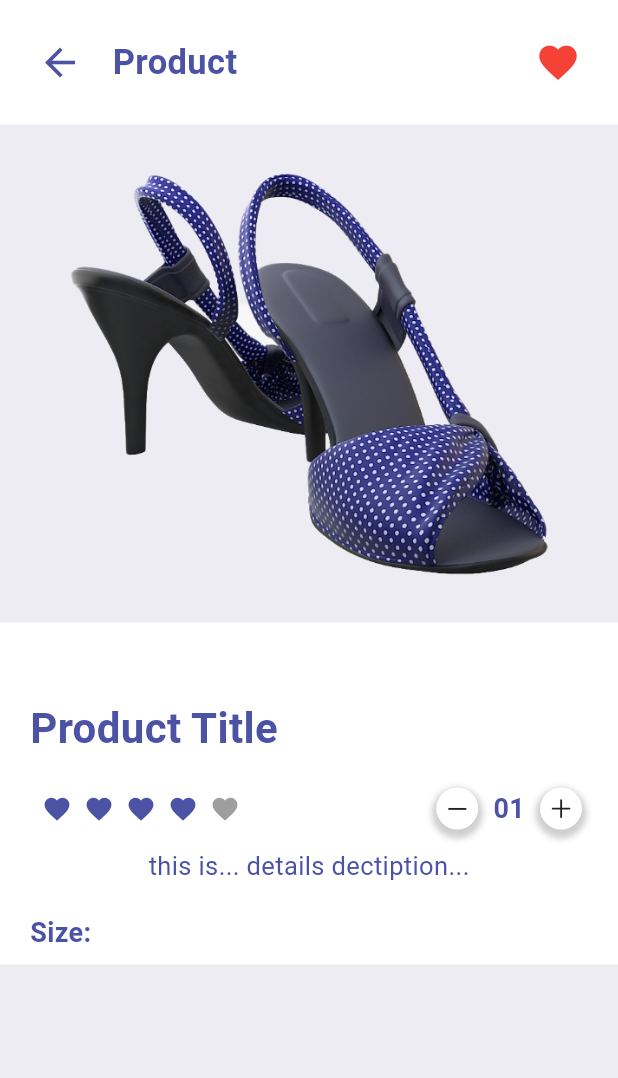
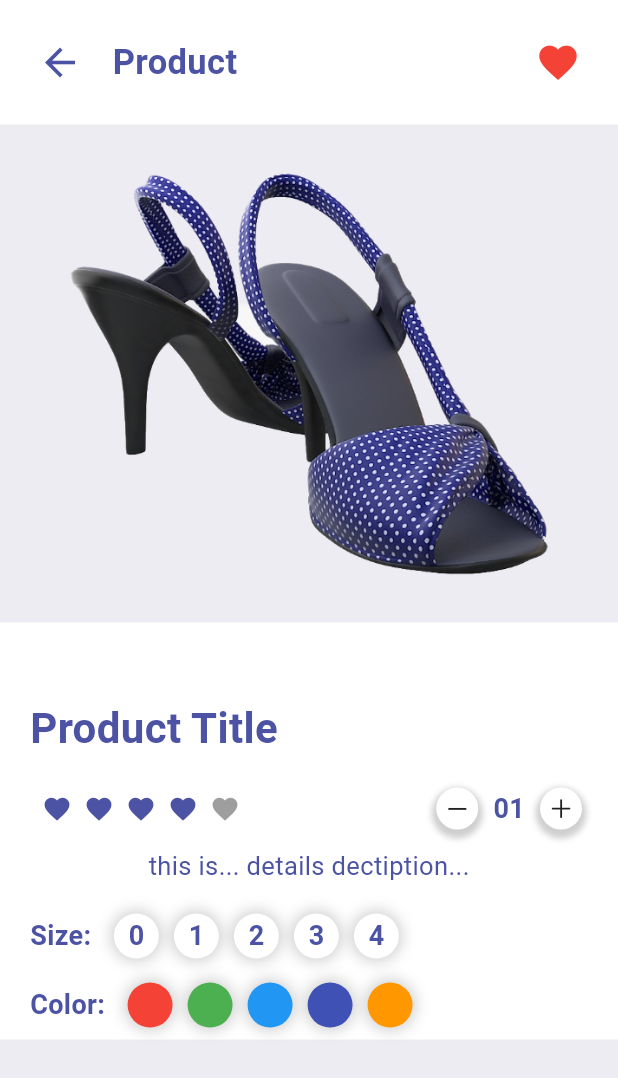
Before and after one commit to mcalisadeghi/Shopping_App_UI_Design, a Flutter app: the ItemPages screen opened by its route, on a phone screen of 412 x 824 dp. Shown: the top 1078 px of the screen. Run offline on Flutter 3.47's test engine with Material 2 defaults, Android fonts, the phone set to English and light mode, and no system bars; drawn by our look-alikes of flutter_rating_bar; our stand-ins replace badges, curved_navigation_bar; missing offline and left inert: clippy_flutter.

Commit message:
Fix color next page

```diff
--- a/lib/main.dart
+++ b/lib/main.dart
@@ -30,7 +30,7 @@ class MyApp extends StatelessWidget {
         "/": (context) =>
             const ShoppingApp(), // Define the default route to the ShoppingApp
         "cartPage": (context) => const CartPage(),
-        "itemPage": (context) => const ItemPages(),
+        "itemPage": (context) => ItemPages(),
       },
     );
   }
--- a/lib/pagages/item_page.dart
+++ b/lib/pagages/item_page.dart
@@ -2,17 +2,17 @@ import 'package:flutter/cupertino.dart';
 import 'package:flutter/material.dart';
 import 'package:clippy_flutter/clippy_flutter.dart';
 import 'package:flutter_application_1/widgets/item_appbar.dart';
-
 import 'package:flutter_rating_bar/flutter_rating_bar.dart';
 
-class ItemPages extends StatefulWidget {
-  const ItemPages({super.key});
-
-  @override
-  State<ItemPages> createState() => _ItemPagesState();
-}
-
-class _ItemPagesState extends State<ItemPages> {
+class ItemPages extends StatelessWidget {
+  ItemPages({super.key});
+  List<Color> colorsnext = [
+    Colors.red,
+    Colors.green,
+    Colors.blue,
+    Colors.indigo,
+    Colors.orange,
+  ];
   @override
   Widget build(BuildContext context) {
     return Scaffold(
@@ -166,7 +166,7 @@ class _ItemPagesState extends State<ItemPages> {
                         ],
                       ),
                     ),
-                    Padding(
+                    const Padding(
                       padding: EdgeInsets.symmetric(
                         vertical: 12,
                       ),
@@ -182,12 +182,12 @@ class _ItemPagesState extends State<ItemPages> {
                       ),
                     ),
                     Padding(
-                      padding: EdgeInsets.symmetric(
+                      padding: const EdgeInsets.symmetric(
                         vertical: 8,
                       ),
                       child: Row(
                         children: [
-                          Text(
+                          const Text(
                             'Size:',
                             style: TextStyle(
                               fontSize: 18,
@@ -196,6 +196,97 @@ class _ItemPagesState extends State<ItemPages> {
                               ),
                               fontWeight: FontWeight.bold,
                             ),
+                          ),
+                          const SizedBox(
+                            width: 10,
+                          ),
+                          Row(
+                            children: [
+                              for (int i = 0; i < 5; i++)
+                                Container(
+                                  height: 30,
+                                  width: 30,
+                                  alignment: Alignment.center,
+                                  margin: const EdgeInsets.symmetric(
+                                    horizontal: 5,
+                                  ),
+                                  decoration: BoxDecoration(
+                                    color: Colors.white,
+                                    borderRadius: BorderRadius.circular(
+                                      30,
+                                    ),
+                                    boxShadow: [
+                                      BoxShadow(
+                                        color: Colors.grey.withOpacity(
+                                          0.5,
+                                        ),
+                                        spreadRadius: 2,
+                                        blurRadius: 8,
+                                      ),
+                                    ],
+                                  ),
+                                  child: Text(
+                                    i.toString(),
+                                    style: const TextStyle(
+                                      fontSize: 18,
+                                      fontWeight: FontWeight.bold,
+                                      color: Color(
+                                        0xFF4C53A5,
+                                      ),
+                                    ),
+                                  ),
+                                ),
+                            ],
+                          ),
+                        ],
+                      ),
+                    ),
+                    Padding(
+                      padding: const EdgeInsets.symmetric(
+                        vertical: 8,
+                      ),
+                      child: Row(
+                        children: [
+                          const Text(
+                            'Color:',
+                            style: TextStyle(
+                              fontSize: 18,
+                              color: Color(
+                                0xFF4C53A5,
+                              ),
+                              fontWeight: FontWeight.bold,
+                            ),
+                          ),
+                          const SizedBox(
+                            width: 10,
+                          ),
+                          Row(
+                            children: [
+                              for (int i = 0; i < 5; i++)
+                                Container(
+                                  height: 30,
+                                  width: 30,
+                                  alignment: Alignment.center,
+                                  margin: const EdgeInsets.symmetric(
+                                    horizontal: 5,
+                                  ),
+                                  decoration: BoxDecoration(
+                                    color: colorsnext[i],
+                                    borderRadius: BorderRadius.circular(
+                                      30,
+                                    ),
+                                    boxShadow: [
+                                      BoxShadow(
+                                        color: Colors.grey.withOpacity(
+                                          0.5,
+                                        ),
+                                        spreadRadius: 2,
+                                        blurRadius: 8,
+                                      ),
+                                    ],
+                                  ),
+                                ),
+                            ],
                           ),
                         ],
                       ),
```
